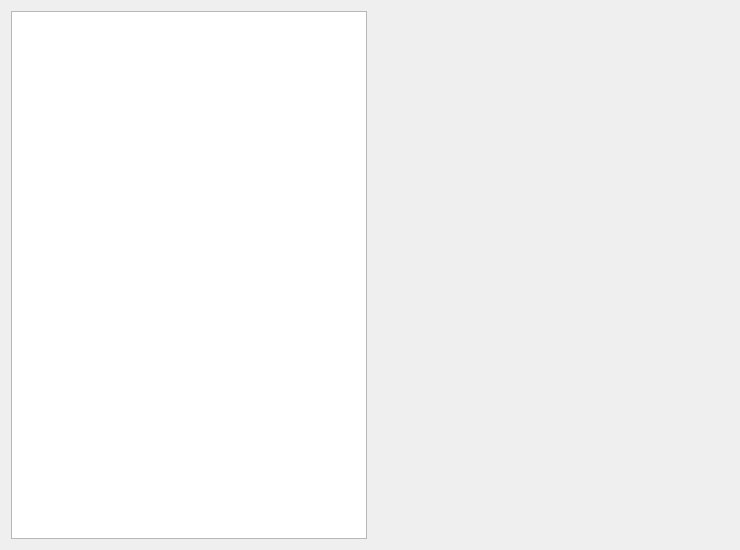
The window that Sources/Engine46Editor/Engine46SceneEditor.ui (yuuxuu/Engine46) describes before a commit, drawn with Qt 5.
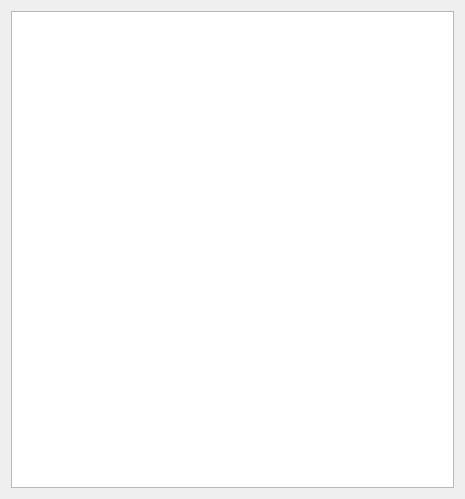
The same window after the commit. Custom widgets are drawn as their Qt base class.

Diff of the .ui file:
```diff
--- a/Sources/Engine46Editor/Engine46SceneEditor.ui
+++ b/Sources/Engine46Editor/Engine46SceneEditor.ui
@@ -6,14 +6,14 @@
    <rect>
     <x>0</x>
     <y>0</y>
-    <width>740</width>
-    <height>550</height>
+    <width>465</width>
+    <height>499</height>
    </rect>
   </property>
   <property name="windowTitle">
    <string>Form</string>
   </property>
-  <layout class="QHBoxLayout" name="horizontalLayout">
+  <layout class="QVBoxLayout" name="verticalLayout">
    <item>
     <widget class="QMyTreeView" name="sceneTreeView">
      <property name="sizePolicy">
@@ -24,25 +24,9 @@
      </property>
     </widget>
    </item>
-   <item>
-    <widget class="QMyRenderWidget" name="sceneRenderWidget" native="true">
-     <property name="sizePolicy">
-      <sizepolicy hsizetype="Preferred" vsizetype="Preferred">
-       <horstretch>0</horstretch>
-       <verstretch>0</verstretch>
-      </sizepolicy>
-     </property>
-    </widget>
-   </item>
   </layout>
  </widget>
  <customwidgets>
-  <customwidget>
-   <class>QMyRenderWidget</class>
-   <extends>QWidget</extends>
-   <header>qmyrenderwidget.h</header>
-   <container>1</container>
-  </customwidget>
   <customwidget>
    <class>QMyTreeView</class>
    <extends>QTreeView</extends>
```
